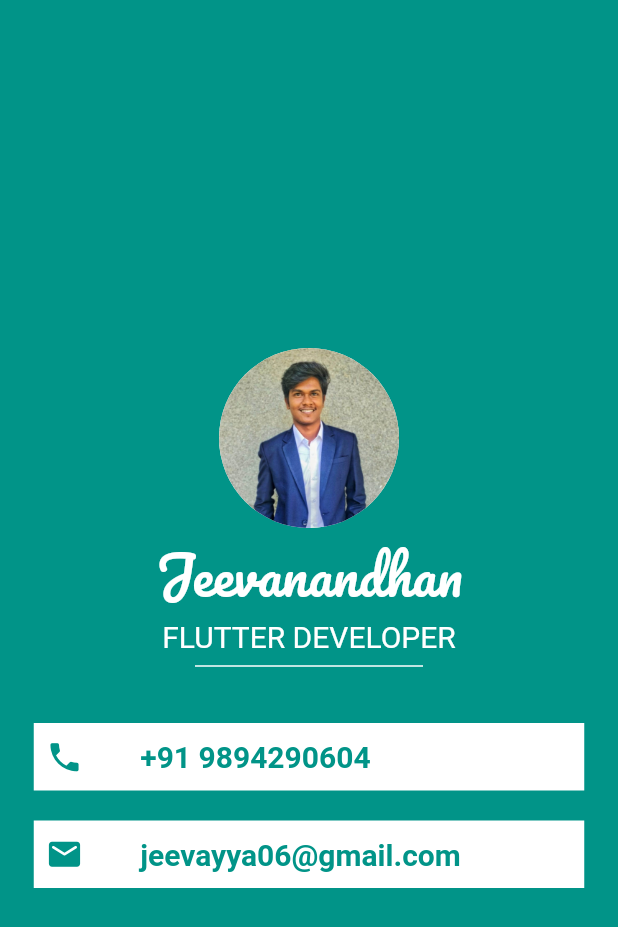
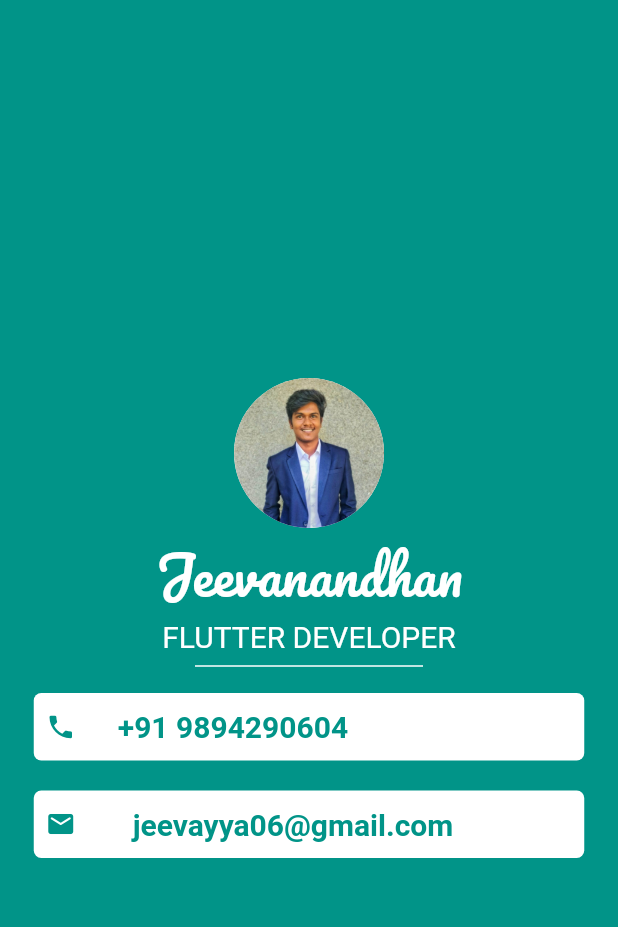
Before and after one commit to Jeevanandhan06/portfolio, a Flutter app: the screen it shows after launch, on a phone screen of 412 x 824 dp. Shown: the top 927 px of the screen. Run offline on Flutter 3.47's test engine with Material 2 defaults, Android fonts, the phone set to English and light mode, and no system bars; our stand-ins replace google_fonts; Roboto replaces fonts that are missing (Arimo).

Commit message:
changed border radius and space

```diff
--- a/lib/main.dart
+++ b/lib/main.dart
@@ -29,7 +29,7 @@ class Home extends StatelessWidget {
               CircleAvatar(
                 backgroundColor: Colors.white,
                 backgroundImage: AssetImage("images/1.jpg"),
-                radius: 60,
+                radius: 50,
               ),
               Text(
                 "Jeevanandhan",
@@ -43,6 +43,7 @@ class Home extends StatelessWidget {
                 style: GoogleFonts.arimo(color: Colors.white, fontSize: 20),
               ),
               Container(
+
                 margin: EdgeInsets.symmetric(horizontal: 130),
                 child: Divider(
                   color: Colors.white,
@@ -50,10 +51,14 @@ class Home extends StatelessWidget {
                 ),
               ),
               SizedBox(
-                height: 30,
+                height: 10,
               ),
               Container(
-                color: Colors.white,
+                decoration: BoxDecoration(
+                    borderRadius: BorderRadius.circular(5),
+                    color: Colors.white,
+                ),
+
                 width: MediaQuery.of(context).size.width - 45,
                 height: 45,
                 child: Row(children: [
@@ -61,12 +66,12 @@ class Home extends StatelessWidget {
                     padding: const EdgeInsets.symmetric(horizontal: 8.0),
                     child: Icon(
                       Icons.phone,
-                      size: 25,
+                      size: 20,
                       color: Color(0xFF019488),
                     ),
                   ),
                   SizedBox(
-                    width: 30,
+                    width: 20,
                   ),
                   Text(
                     "+91 9894290604",
@@ -82,16 +87,23 @@ class Home extends StatelessWidget {
                 height: 20,
               ),
               Container(
-                color: Colors.white,
+                decoration: BoxDecoration(
+                    borderRadius: BorderRadius.circular(5),
+                    color: Colors.white,
+                ),
+
                 width: MediaQuery.of(context).size.width - 45,
                 height: 45,
                 child: Row(children: [
                   Padding(
+
                     padding: const EdgeInsets.symmetric(horizontal: 8.0),
                     child: Icon(
                       Icons.email_rounded,
-                      size: 25,
+                      size: 20,
+
                       color: Color(0xFF019488),
+
                     ),
                   ),
                   SizedBox(
```
